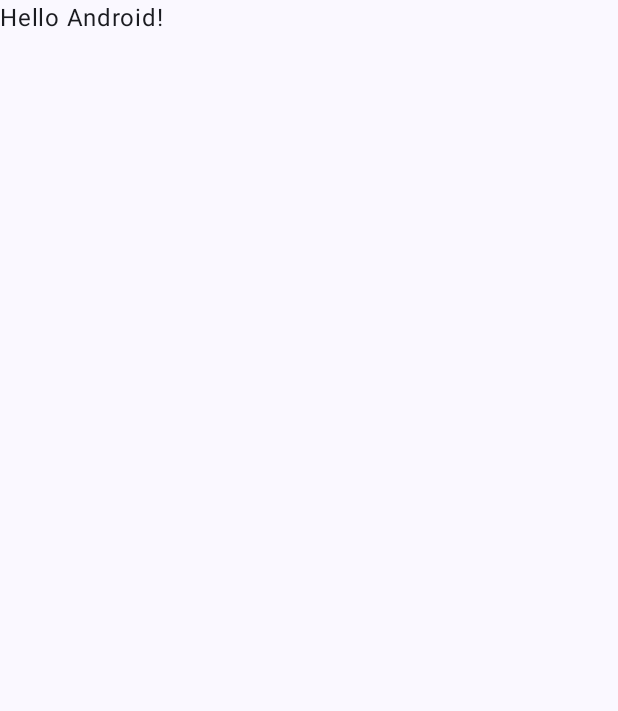
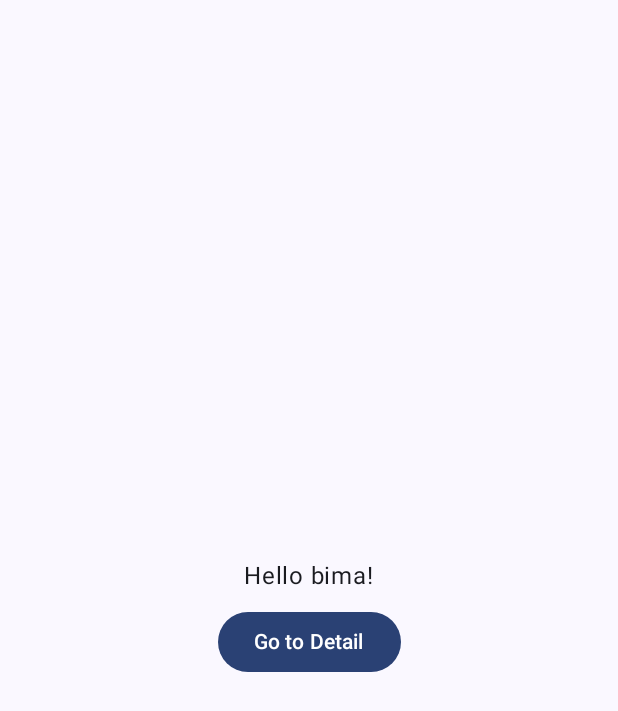
Before and after one commit to bima-taruna/MovieApp, an Android app built with Jetpack Compose: the screen it shows after launch (MainActivity), on a phone screen of 412 x 824 dp. Before the commit the part shown is almost empty. Shown: the top 711 px of the screen. Run offline under Robolectric (Android 15) with nearby library versions, the phone set to English and light mode, and no system bars.

Commit message:
adding some model and api request for movie that play now

```diff
--- a/app/src/main/AndroidManifest.xml
+++ b/app/src/main/AndroidManifest.xml
@@ -1,6 +1,8 @@
 <?xml version="1.0" encoding="utf-8"?>
 <manifest xmlns:android="http://schemas.android.com/apk/res/android"
     xmlns:tools="http://schemas.android.com/tools">
+
+    <uses-permission android:name="android.permission.INTERNET" />
 
     <application
         android:allowBackup="true"
@@ -13,7 +15,7 @@
         android:theme="@style/Theme.MovieApp"
         tools:targetApi="31">
         <activity
-            android:name=".MainActivity"
+            android:name=".presentation.MainActivity"
             android:exported="true"
             android:label="@string/app_name"
             android:theme="@style/Theme.MovieApp">
--- a/app/src/main/java/com/bima/movieapp/MainActivity.kt
+++ /dev/null
@@ -1,46 +0,0 @@
-package com.bima.movieapp
-
-import android.os.Bundle
-import androidx.activity.ComponentActivity
-import androidx.activity.compose.setContent
-import androidx.compose.foundation.layout.fillMaxSize
-import androidx.compose.material3.MaterialTheme
-import androidx.compose.material3.Surface
-import androidx.compose.material3.Text
-import androidx.compose.runtime.Composable
-import androidx.compose.ui.Modifier
-import androidx.compose.ui.tooling.preview.Preview
-import com.bima.movieapp.ui.theme.MovieAppTheme
-
-class MainActivity : ComponentActivity() {
-    override fun onCreate(savedInstanceState: Bundle?) {
-        super.onCreate(savedInstanceState)
-        setContent {
-            MovieAppTheme {
-                // A surface container using the 'background' color from the theme
-                Surface(
-                    modifier = Modifier.fillMaxSize(),
-                    color = MaterialTheme.colorScheme.background
-                ) {
-                    Greeting("Android")
-                }
-            }
-        }
-    }
-}
-
-@Composable
-fun Greeting(name: String, modifier: Modifier = Modifier) {
-    Text(
-        text = "Hello $name!",
-        modifier = modifier
-    )
-}
-
-@Preview(showBackground = true)
-@Composable
-fun GreetingPreview() {
-    MovieAppTheme {
-        Greeting("Android")
-    }
-}
--- /dev/null
+++ b/app/src/main/java/com/bima/movieapp/presentation/MainActivity.kt
@@ -0,0 +1,57 @@
+package com.bima.movieapp.presentation
+
+import android.os.Bundle
+import androidx.activity.ComponentActivity
+import androidx.activity.compose.setContent
+import androidx.compose.foundation.layout.Arrangement
+import androidx.compose.foundation.layout.Column
+import androidx.compose.foundation.layout.Spacer
+import androidx.compose.foundation.layout.fillMaxSize
+import androidx.compose.foundation.layout.padding
+import androidx.compose.material3.Button
+import androidx.compose.material3.Surface
+import androidx.compose.material3.Text
+import androidx.compose.runtime.Composable
+import androidx.compose.ui.Alignment
+import androidx.compose.ui.Modifier
+import androidx.compose.ui.res.stringResource
+import androidx.compose.ui.tooling.preview.Preview
+import androidx.compose.ui.unit.dp
+import com.bima.movieapp.R
+import com.bima.movieapp.presentation.theme.MovieAppTheme
+
+class MainActivity : ComponentActivity() {
+    override fun onCreate(savedInstanceState: Bundle?) {
+        super.onCreate(savedInstanceState)
+        setContent {
+            MovieAppTheme {
+                    Greeting(name = "bima")
+                // A surface container using the 'background' color from the theme
+            }
+        }
+    }
+}
+
+@Composable
+fun Greeting(name: String, modifier: Modifier = Modifier) {
+    Surface(modifier = modifier.fillMaxSize()) {
+        Column(modifier = modifier, Arrangement.Center, Alignment.CenterHorizontally) {
+            Text(
+                text = "Hello $name!",
+                modifier = modifier
+            )
+            Spacer(modifier = modifier.padding(top = 8.dp))
+            Button(onClick = { /*TODO*/ }) {
+                Text(text = stringResource(id = R.string.to_detail))
+            }
+        }
+    }
+}
+
+@Preview(showBackground = true)
+@Composable
+fun GreetingPreview() {
+    MovieAppTheme {
+        Greeting("Android")
+    }
+}
--- a/app/src/main/java/com/bima/movieapp/ui/theme/Color.kt
+++ b/app/src/main/java/com/bima/movieapp/presentation/theme/Color.kt
@@ -1,4 +1,4 @@
-package com.bima.movieapp.ui.theme
+package com.bima.movieapp.presentation.theme
 
 import androidx.compose.ui.graphics.Color
 
--- a/app/src/main/java/com/bima/movieapp/ui/theme/Theme.kt
+++ b/app/src/main/java/com/bima/movieapp/presentation/theme/Theme.kt
@@ -1,4 +1,4 @@
-package com.bima.movieapp.ui.theme
+package com.bima.movieapp.presentation.theme
 
 import android.app.Activity
 import android.os.Build
--- a/app/src/main/java/com/bima/movieapp/ui/theme/Type.kt
+++ b/app/src/main/java/com/bima/movieapp/presentation/theme/Type.kt
@@ -1,4 +1,4 @@
-package com.bima.movieapp.ui.theme
+package com.bima.movieapp.presentation.theme
 
 import androidx.compose.material3.Typography
 import androidx.compose.ui.text.TextStyle
--- a/app/src/main/res/values/strings.xml
+++ b/app/src/main/res/values/strings.xml
@@ -1,3 +1,4 @@
 <resources>
     <string name="app_name">MovieApp</string>
+    <string name="to_detail">Go to Detail</string>
 </resources>
--- a/build.gradle
+++ b/build.gradle
@@ -3,4 +3,5 @@ plugins {
     id 'com.android.application' version '8.0.2' apply false
     id 'com.android.library' version '8.0.2' apply false
     id 'org.jetbrains.kotlin.android' version '1.7.20' apply false
+    id("com.google.dagger.hilt.android") version "2.44" apply false
 }
```
Also changed, not shown: app/build.gradle (+22 -0 lines), app/src/main/java/com/bima/movieapp/common/Result.kt (added, +14 -0 lines), app/src/main/java/com/bima/movieapp/data/dto/NowPlaying.kt (added, +9 -0 lines), app/src/main/java/com/bima/movieapp/data/remote/response/NowPlayingResponse.kt (added, +59 -0 lines), app/src/main/java/com/bima/movieapp/data/remote/retrofit/ApiConfig.kt (added, +34 -0 lines), app/src/main/java/com/bima/movieapp/data/remote/retrofit/ApiService.kt (added, +9 -0 lines), app/src/main/java/com/bima/movieapp/data/repository/MovieRepository.kt (added, +12 -0 lines), app/src/main/java/com/bima/movieapp/presentation/detail/DetailScreen.kt (added, +11 -0 lines), app/src/main/java/com/bima/movieapp/viewmodel/MovieViewModel.kt (added, +22 -0 lines).
